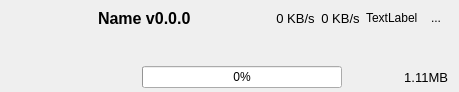
kaniol-lck/modmanager, file src/ui/download/qaria2downloaderitemwidget.ui: the form before one commit.
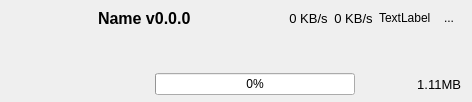
The form after the commit. Icons and pictures are not drawn.

What changed in the file:
```diff
--- a/src/ui/download/qaria2downloaderitemwidget.ui
+++ b/src/ui/download/qaria2downloaderitemwidget.ui
@@ -6,8 +6,8 @@
    <rect>
     <x>0</x>
     <y>0</y>
-    <width>459</width>
-    <height>92</height>
+    <width>472</width>
+    <height>102</height>
    </rect>
   </property>
   <property name="contextMenuPolicy">
@@ -252,17 +252,7 @@
     </widget>
    </item>
    <item row="1" column="1">
-    <spacer name="verticalSpacer">
-     <property name="orientation">
-      <enum>Qt::Vertical</enum>
-     </property>
-     <property name="sizeHint" stdset="0">
-      <size>
-       <width>20</width>
-       <height>40</height>
-      </size>
-     </property>
-    </spacer>
+    <widget class="QLabel" name="url"/>
    </item>
   </layout>
   <action name="actionCopy_Download_Link">
```
Left out of the diff: 62 changed lines with no effect on the pictures.
